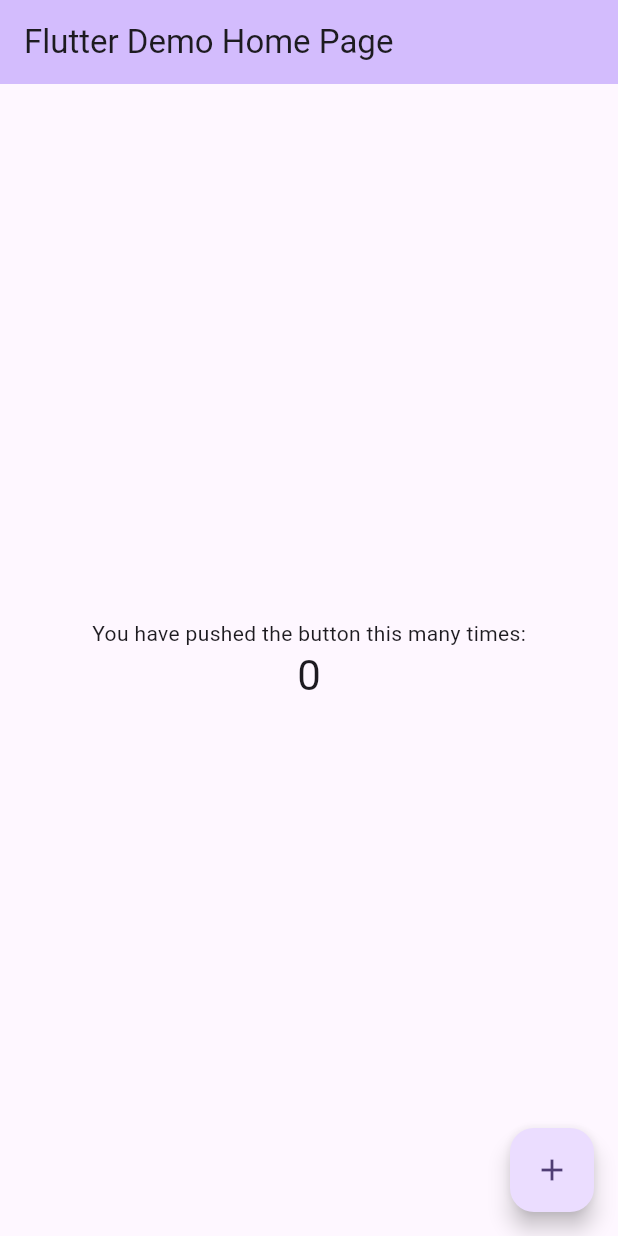
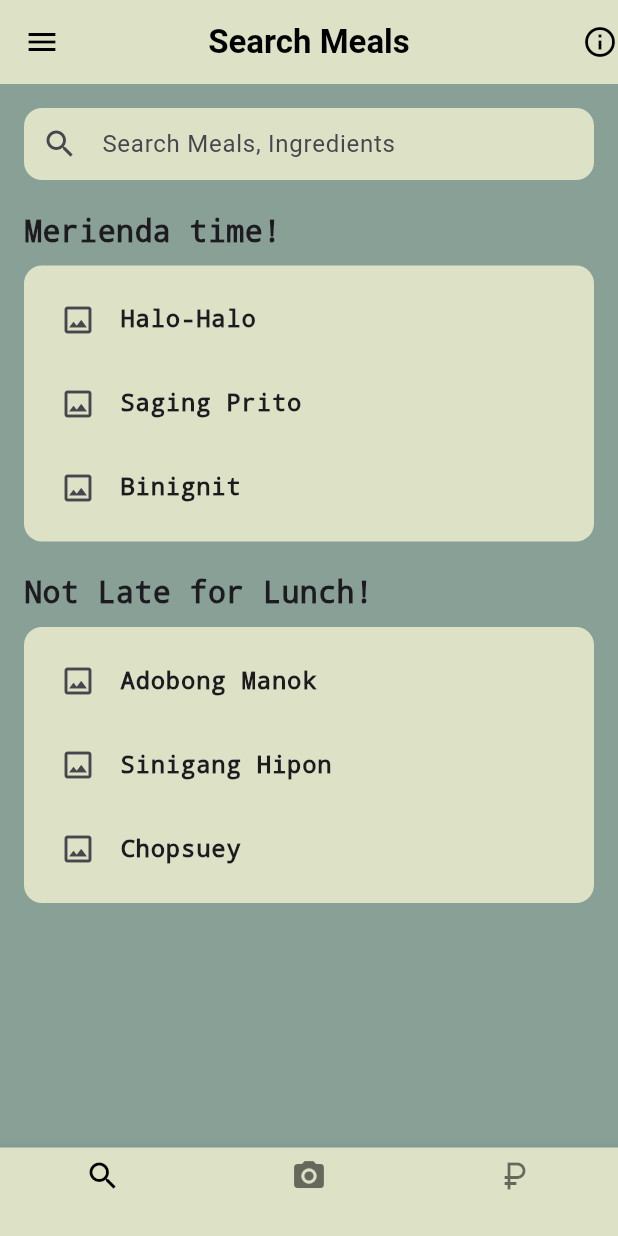
Before and after one commit to bryllemitra/2025_CP_HealthTingi, a Flutter app: the screen it shows after launch, on a phone screen of 412 x 824 dp. Run offline on Flutter 3.47's test engine with Material 3 defaults, Android fonts, the phone set to English and light mode, and no system bars; our stand-ins replace camera.

Commit message:
User Interface Setup
ok na to.

```diff
--- a/lib/main.dart
+++ b/lib/main.dart
@@ -1,4 +1,6 @@
 import 'package:flutter/material.dart';
+import 'pages/budgetPlan.dart';
+import 'pages/mealScan.dart'; // ✅ Import your meal scan page
 
 void main() {
   runApp(const MyApp());
@@ -7,47 +9,22 @@
 class MyApp extends StatelessWidget {
   const MyApp({super.key});
 
-  // This widget is the root of your application.
   @override
   Widget build(BuildContext context) {
     return MaterialApp(
       title: 'Flutter Demo',
+      debugShowCheckedModeBanner: false,
       theme: ThemeData(
-        // This is the theme of your application.
-        //
-        // TRY THIS: Try running your application with "flutter run". You'll see
-        // the application has a purple toolbar. Then, without quitting the app,
-        // try changing the seedColor in the colorScheme below to Colors.green
-        // and then invoke "hot reload" (save your changes or press the "hot
-        // reload" button in a Flutter-supported IDE, or press "r" if you used
-        // the command line to start the app).
-        //
-        // Notice that the counter didn't reset back to zero; the application
-        // state is not lost during the reload. To reset the state, use hot
-        // restart instead.
-        //
-        // This works for code too, not just values: Most code changes can be
-        // tested with just a hot reload.
         colorScheme: ColorScheme.fromSeed(seedColor: Colors.deepPurple),
         useMaterial3: true,
       ),
-      home: const MyHomePage(title: 'Flutter Demo Home Page'),
+      home: const MyHomePage(title: 'Search Meals'),
     );
   }
 }
 
 class MyHomePage extends StatefulWidget {
   const MyHomePage({super.key, required this.title});
-
-  // This widget is the home page of your application. It is stateful, meaning
-  // that it has a State object (defined below) that contains fields that affect
-  // how it looks.
-
-  // This class is the configuration for the state. It holds the values (in this
-  // case the title) provided by the parent (in this case the App widget) and
-  // used by the build method of the State. Fields in a Widget subclass are
-  // always marked "final".
-
   final String title;
 
   @override
@@ -55,71 +32,144 @@
 }
 
 class _MyHomePageState extends State<MyHomePage> {
-  int _counter = 0;
+  final List<String> merienda = ['Halo-Halo', 'Saging Prito', 'Binignit'];
+  final List<String> lunch = ['Adobong Manok', 'Sinigang Hipon', 'Chopsuey'];
 
-  void _incrementCounter() {
+  int _selectedIndex = 0;
+
+  Widget mealItem(String name) {
+    return ListTile(
+      leading: const Icon(Icons.image_outlined),
+      title: Text(
+        name,
+        style: const TextStyle(
+          fontWeight: FontWeight.bold,
+          fontSize: 16,
+          fontFamily: 'monospace',
+        ),
+      ),
+    );
+  }
+
+  void _onItemTapped(int index) {
+    if (index == _selectedIndex) return;
+
     setState(() {
-      // This call to setState tells the Flutter framework that something has
-      // changed in this State, which causes it to rerun the build method below
-      // so that the display can reflect the updated values. If we changed
-      // _counter without calling setState(), then the build method would not be
-      // called again, and so nothing would appear to happen.
-      _counter++;
+      _selectedIndex = index;
     });
+
+    switch (index) {
+      case 0:
+        // Already on this page
+        break;
+      case 1:
+        Navigator.push(
+          context,
+          MaterialPageRoute(builder: (context) => const MealScanPage()),
+        );
+        break;
+      case 2:
+        Navigator.push(
+          context,
+          MaterialPageRoute(builder: (context) => const BudgetPlanPage()),
+        );
+        break;
+    }
   }
 
   @override
   Widget build(BuildContext context) {
-    // This method is rerun every time setState is called, for instance as done
-    // by the _incrementCounter method above.
-    //
-    // The Flutter framework has been optimized to make rerunning build methods
-    // fast, so that you can just rebuild anything that needs updating rather
-    // than having to individually change instances of widgets.
     return Scaffold(
+      backgroundColor: const Color(0xFF88A096),
       appBar: AppBar(
-        // TRY THIS: Try changing the color here to a specific color (to
-        // Colors.amber, perhaps?) and trigger a hot reload to see the AppBar
-        // change color while the other colors stay the same.
-        backgroundColor: Theme.of(context).colorScheme.inversePrimary,
-        // Here we take the value from the MyHomePage object that was created by
-        // the App.build method, and use it to set our appbar title.
-        title: Text(widget.title),
+        backgroundColor: const Color(0xFFDDE2C6),
+        title: Text(
+          widget.title,
+          style: const TextStyle(color: Colors.black, fontWeight: FontWeight.bold),
+        ),
+        centerTitle: true,
+        leading: const Icon(Icons.menu, color: Colors.black),
+        actions: const [Icon(Icons.info_outline, color: Colors.black)],
+        elevation: 0,
       ),
-      body: Center(
-        // Center is a layout widget. It takes a single child and positions it
-        // in the middle of the parent.
+      body: SingleChildScrollView(
+        padding: const EdgeInsets.all(16),
         child: Column(
-          // Column is also a layout widget. It takes a list of children and
-          // arranges them vertically. By default, it sizes itself to fit its
-          // children horizontally, and tries to be as tall as its parent.
-          //
-          // Column has various properties to control how it sizes itself and
-          // how it positions its children. Here we use mainAxisAlignment to
-          // center the children vertically; the main axis here is the vertical
-          // axis because Columns are vertical (the cross axis would be
-          // horizontal).
-          //
-          // TRY THIS: Invoke "debug painting" (choose the "Toggle Debug Paint"
-          // action in the IDE, or press "p" in the console), to see the
-          // wireframe for each widget.
-          mainAxisAlignment: MainAxisAlignment.center,
-          children: <Widget>[
+          crossAxisAlignment: CrossAxisAlignment.start,
+          children: [
+            // Search bar
+            Container(
+              padding: const EdgeInsets.symmetric(horizontal: 12),
+              decoration: BoxDecoration(
+                color: const Color(0xFFDDE2C6),
+                borderRadius: BorderRadius.circular(12),
+              ),
+              child: const TextField(
+                decoration: InputDecoration(
+                  icon: Icon(Icons.search),
+                  border: InputBorder.none,
+                  hintText: 'Search Meals, Ingredients',
+                ),
+              ),
+            ),
+            const SizedBox(height: 20),
+
+            // Merienda Section
             const Text(
-              'You have pushed the button this many times:',
+              'Merienda time!',
+              style: TextStyle(
+                fontWeight: FontWeight.bold,
+                fontSize: 20,
+                fontFamily: 'monospace',
+              ),
             ),
-            Text(
-              '$_counter',
-              style: Theme.of(context).textTheme.headlineMedium,
+            Container(
+              margin: const EdgeInsets.only(top: 8, bottom: 20),
+              padding: const EdgeInsets.all(8),
+              decoration: BoxDecoration(
+                color: const Color(0xFFDDE2C6),
+                borderRadius: BorderRadius.circular(12),
+              ),
+              child: Column(
+                children: merienda.map((meal) => mealItem(meal)).toList(),
+              ),
+            ),
+
+            // Lunch Section
+            const Text(
+              'Not Late for Lunch!',
+              style: TextStyle(
+                fontWeight: FontWeight.bold,
+                fontSize: 20,
+                fontFamily: 'monospace',
+              ),
+            ),
+            Container(
+              margin: const EdgeInsets.only(top: 8, bottom: 80),
+              padding: const EdgeInsets.all(8),
+              decoration: BoxDecoration(
+                color: const Color(0xFFDDE2C6),
+                borderRadius: BorderRadius.circular(12),
+              ),
+              child: Column(
+                children: lunch.map((meal) => mealItem(meal)).toList(),
+              ),
             ),
           ],
         ),
       ),
-      floatingActionButton: FloatingActionButton(
-        onPressed: _incrementCounter,
-        tooltip: 'Increment',
-        child: const Icon(Icons.add),
-      ), // This trailing comma makes auto-formatting nicer for build methods.
+      bottomNavigationBar: BottomNavigationBar(
+        backgroundColor: const Color(0xFFDDE2C6),
+        selectedItemColor: Colors.black,
+        unselectedItemColor: Colors.black54,
+        currentIndex: _selectedIndex,
+        onTap: _onItemTapped,
+        items: const [
+          BottomNavigationBarItem(icon: Icon(Icons.search), label: ''),
+          BottomNavigationBarItem(icon: Icon(Icons.camera_alt), label: ''),
+          BottomNavigationBarItem(icon: Icon(Icons.currency_ruble), label: ''),
+        ],
+      ),
     );
   }
 }
--- a/pubspec.yaml
+++ b/pubspec.yaml
@@ -30,6 +30,8 @@ environment:
 dependencies:
   flutter:
     sdk: flutter
+  camera: ^0.10.5+2 # check for latest version
+  path_provider: ^2.1.2
 
 
   # The following adds the Cupertino Icons font to your application.
```
Also changed, not shown: lib/pages/budgetPlan.dart (added, +144 -0 lines), lib/pages/mealScan.dart (added, +137 -0 lines), lib/pages/login.dart (added), lib/pages/register.dart (added), lib/pages/splash.dart (added), pubspec.lock, 2 other files.
